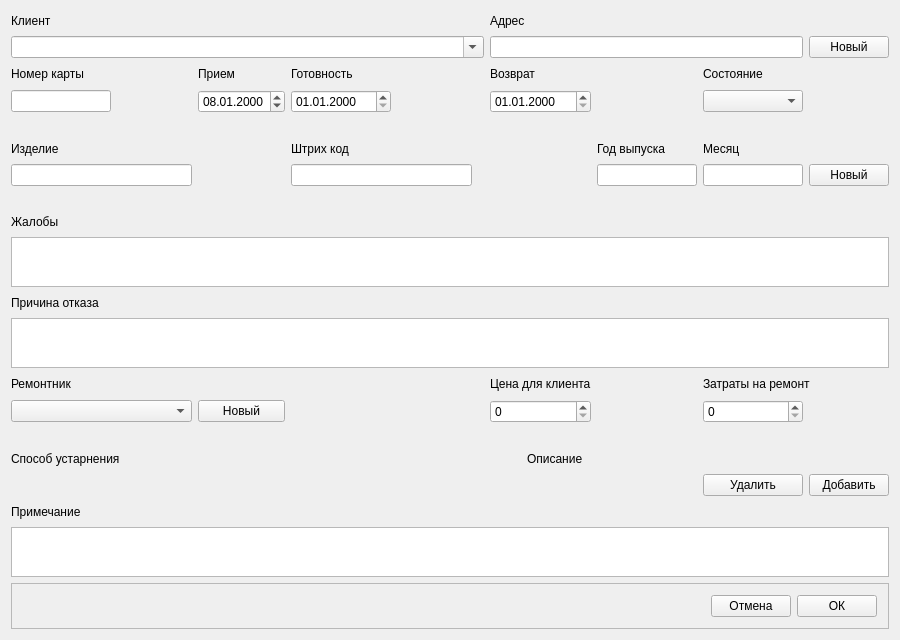
Flamio/RepairCards, file addform.ui: the form before one commit.
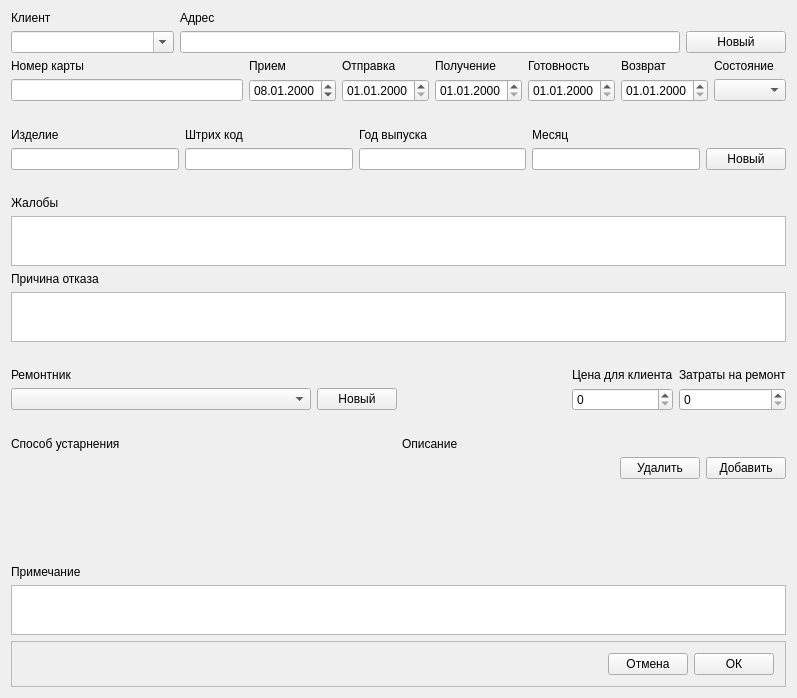
The form after the commit.

Commit message: исправил форму добавления

The edit to the form file:
```diff
--- a/addform.ui
+++ b/addform.ui
@@ -6,243 +6,95 @@
    <rect>
     <x>0</x>
     <y>0</y>
-    <width>900</width>
-    <height>640</height>
+    <width>797</width>
+    <height>698</height>
    </rect>
   </property>
   <property name="windowTitle">
    <string>Ремонтная карта (добавление)</string>
   </property>
   <widget class="QWidget" name="centralWidget">
-   <layout class="QVBoxLayout" name="verticalLayout_2">
+   <layout class="QHBoxLayout" name="horizontalLayout">
     <item>
-     <layout class="QVBoxLayout" name="verticalLayout">
+     <layout class="QVBoxLayout" name="verticalLayout_2">
       <item>
-       <layout class="QGridLayout" name="gridLayout">
-        <item row="12" column="7" colspan="2">
-         <widget class="QLabel" name="label_17">
-          <property name="text">
-           <string>Затраты на ремонт</string>
-          </property>
-         </widget>
-        </item>
-        <item row="1" column="5" colspan="3">
-         <widget class="QLineEdit" name="clientAddress">
-          <property name="maximumSize">
-           <size>
-            <width>500</width>
-            <height>16777215</height>
-           </size>
-          </property>
-         </widget>
-        </item>
-        <item row="12" column="0">
-         <widget class="QLabel" name="label_15">
-          <property name="text">
-           <string>Ремонтник</string>
-          </property>
-         </widget>
-        </item>
-        <item row="1" column="8">
-         <widget class="QPushButton" name="pushButton">
-          <property name="maximumSize">
-           <size>
-            <width>100</width>
-            <height>16777215</height>
-           </size>
-          </property>
-          <property name="text">
-           <string>Новый</string>
-          </property>
-         </widget>
-        </item>
-        <item row="13" column="0">
-         <widget class="QComboBox" name="repairer"/>
-        </item>
-        <item row="5" column="0">
-         <widget class="QLabel" name="label_8">
-          <property name="text">
-           <string>Изделие</string>
-          </property>
-         </widget>
-        </item>
-        <item row="2" column="0">
-         <widget class="QLabel" name="label_3">
-          <property name="text">
-           <string>Номер карты</string>
-          </property>
-         </widget>
-        </item>
-        <item row="1" column="0" colspan="5">
+       <layout class="QGridLayout" name="gridLayout_2">
+        <item row="1" column="0">
          <widget class="QComboBox" name="client">
           <property name="editable">
            <bool>true</bool>
           </property>
          </widget>
         </item>
-        <item row="19" column="0">
-         <widget class="QLabel" name="label_20">
+        <item row="0" column="0">
+         <widget class="QLabel" name="label">
           <property name="text">
-           <string>Примечание</string>
+           <string>Клиент</string>
           </property>
          </widget>
         </item>
-        <item row="6" column="0">
-         <widget class="QLineEdit" name="product">
+        <item row="1" column="1">
+         <widget class="QLineEdit" name="clientAddress">
+          <property name="maximumSize">
+           <size>
+            <width>500</width>
+            <height>16777215</height>
+           </size>
+          </property>
           <property name="readOnly">
            <bool>true</bool>
           </property>
          </widget>
         </item>
-        <item row="0" column="5" colspan="3">
+        <item row="0" column="1">
          <widget class="QLabel" name="label_2">
           <property name="text">
            <string>Адрес</string>
           </property>
          </widget>
         </item>
-        <item row="14" column="0">
-         <spacer name="horizontalSpacer_3">
-          <property name="orientation">
-           <enum>Qt::Horizontal</enum>
+        <item row="1" column="2">
+         <widget class="QPushButton" name="pushButton">
+          <property name="maximumSize">
+           <size>
+            <width>100</width>
+            <height>16777215</height>
+           </size>
           </property>
-          <property name="sizeHint" stdset="0">
+          <property name="text">
+           <string>Новый</string>
+          </property>
+         </widget>
+        </item>
+       </layout>
+      </item>
+      <item>
+       <layout class="QGridLayout" name="gridLayout_4">
+        <item row="0" column="6">
+         <widget class="QLabel" name="label_7">
+          <property name="text">
+           <string>Состояние</string>
+          </property>
+         </widget>
+        </item>
+        <item row="1" column="4">
+         <widget class="QDateEdit" name="readyDate">
+          <property name="maximumSize">
            <size>
-            <width>40</width>
-            <height>20</height>
+            <width>16777215</width>
+            <height>16777215</height>
            </size>
           </property>
-         </spacer>
+          <property name="displayFormat">
+           <string>dd.MM.yyyy</string>
+          </property>
+         </widget>
         </item>
-        <item row="3" column="0">
+        <item row="1" column="0">
          <widget class="QLineEdit" name="cardNumber">
           <property name="maximumSize">
            <size>
-            <width>100</width>
-            <height>16777215</height>
-           </size>
-          </property>
-          <property name="readOnly">
-           <bool>true</bool>
-          </property>
-         </widget>
-        </item>
-        <item row="7" column="0">
-         <spacer name="horizontalSpacer_2">
-          <property name="orientation">
-           <enum>Qt::Horizontal</enum>
-          </property>
-          <property name="sizeHint" stdset="0">
-           <size>
-            <width>40</width>
-            <height>20</height>
-           </size>
-          </property>
-         </spacer>
-        </item>
-        <item row="10" column="0">
-         <widget class="QLabel" name="label_14">
-          <property name="text">
-           <string>Причина отказа</string>
-          </property>
-         </widget>
-        </item>
-        <item row="9" column="0" colspan="9">
-         <widget class="QTextEdit" name="complains">
-          <property name="maximumSize">
-           <size>
             <width>16777215</width>
-            <height>50</height>
-           </size>
-          </property>
-         </widget>
-        </item>
-        <item row="8" column="0">
-         <widget class="QLabel" name="label_13">
-          <property name="text">
-           <string>Жалобы</string>
-          </property>
-         </widget>
-        </item>
-        <item row="0" column="0" colspan="5">
-         <widget class="QLabel" name="label">
-          <property name="text">
-           <string>Клиент</string>
-          </property>
-         </widget>
-        </item>
-        <item row="11" column="0" colspan="9">
-         <widget class="QTextEdit" name="reason">
-          <property name="maximumSize">
-           <size>
-            <width>16777215</width>
-            <height>50</height>
-           </size>
-          </property>
-         </widget>
-        </item>
-        <item row="21" column="0" colspan="9">
-         <widget class="QTextEdit" name="note">
-          <property name="maximumSize">
-           <size>
-            <width>16777215</width>
-            <height>50</height>
-           </size>
-          </property>
-         </widget>
-        </item>
-        <item row="4" column="0" colspan="9">
-         <spacer name="horizontalSpacer">
-          <property name="orientation">
-           <enum>Qt::Horizontal</enum>
-          </property>
-          <property name="sizeHint" stdset="0">
-           <size>
-            <width>40</width>
-            <height>20</height>
-           </size>
-          </property>
-         </spacer>
-        </item>
-        <item row="18" column="8">
-         <widget class="QPushButton" name="pushButton_4">
-          <property name="text">
-           <string>Добавить</string>
-          </property>
-         </widget>
-        </item>
-        <item row="18" column="0">
-         <spacer name="horizontalSpacer_5">
-          <property name="orientation">
-           <enum>Qt::Horizontal</enum>
-          </property>
-          <property name="sizeHint" stdset="0">
-           <size>
-            <width>40</width>
-            <height>20</height>
-           </size>
-          </property>
-         </spacer>
-        </item>
-        <item row="18" column="7">
-         <widget class="QPushButton" name="pushButton_5">
-          <property name="text">
-           <string>Удалить</string>
-          </property>
-         </widget>
-        </item>
-        <item row="6" column="8">
-         <widget class="QPushButton" name="pushButton_2">
-          <property name="text">
-           <string>Новый</string>
-          </property>
-         </widget>
-        </item>
-        <item row="6" column="7">
-         <widget class="QLineEdit" name="createMonth">
-          <property name="maximumSize">
-           <size>
-            <width>100</width>
             <height>16777215</height>
            </size>
           </property>
@@ -251,81 +103,18 @@
           </property>
          </widget>
         </item>
-        <item row="5" column="7">
-         <widget class="QLabel" name="label_12">
-          <property name="text">
-           <string>Месяц</string>
+        <item row="1" column="5">
+         <widget class="QDateEdit" name="returnDate">
+          <property name="displayFormat">
+           <string>dd.MM.yyyy</string>
           </property>
          </widget>
         </item>
-        <item row="5" column="6">
-         <widget class="QLabel" name="label_11">
-          <property name="text">
-           <string>Год выпуска</string>
-          </property>
-         </widget>
-        </item>
-        <item row="16" column="0" colspan="9">
-         <layout class="QVBoxLayout" name="verticalLayout_3">
-          <item>
-           <layout class="QHBoxLayout" name="horizontalLayout">
-            <item>
-             <widget class="QLabel" name="label_18">
-              <property name="minimumSize">
-               <size>
-                <width>510</width>
-                <height>0</height>
-               </size>
-              </property>
-              <property name="maximumSize">
-               <size>
-                <width>510</width>
-                <height>16777215</height>
-               </size>
-              </property>
-              <property name="text">
-               <string>Способ устарнения</string>
-              </property>
-             </widget>
-            </item>
-            <item>
-             <widget class="QLabel" name="label_19">
-              <property name="maximumSize">
-               <size>
-                <width>16777215</width>
-                <height>16777215</height>
-               </size>
-              </property>
-              <property name="text">
-               <string>Описание</string>
-              </property>
-             </widget>
-            </item>
-           </layout>
-          </item>
-          <item>
-           <layout class="QHBoxLayout" name="horizontalLayout_4"/>
-          </item>
-         </layout>
-        </item>
-        <item row="6" column="6">
-         <widget class="QLineEdit" name="createYear">
-          <property name="maximumSize">
-           <size>
-            <width>100</width>
-            <height>16777215</height>
-           </size>
-          </property>
-          <property name="readOnly">
-           <bool>true</bool>
-          </property>
-         </widget>
-        </item>
-        <item row="3" column="1">
+        <item row="1" column="1">
          <widget class="QDateEdit" name="receiveDate">
           <property name="maximumSize">
            <size>
-            <width>100</width>
+            <width>16777215</width>
             <height>16777215</height>
            </size>
           </property>
@@ -347,44 +136,96 @@
           </property>
          </widget>
         </item>
-        <item row="3" column="2">
-         <widget class="QDateEdit" name="readyDate">
-          <property name="maximumSize">
-           <size>
-            <width>100</width>
-            <height>16777215</height>
-           </size>
-          </property>
-          <property name="displayFormat">
-           <string>dd.MM.yyyy</string>
-          </property>
-         </widget>
+        <item row="1" column="6">
+         <widget class="QComboBox" name="state"/>
         </item>
-        <item row="2" column="1">
-         <widget class="QLabel" name="label_4">
-          <property name="text">
-           <string>Прием</string>
-          </property>
-         </widget>
-        </item>
-        <item row="2" column="2">
+        <item row="0" column="4">
          <widget class="QLabel" name="label_5">
           <property name="text">
            <string>Готовность</string>
           </property>
          </widget>
         </item>
-        <item row="3" column="7">
-         <widget class="QComboBox" name="state"/>
+        <item row="0" column="5">
+         <widget class="QLabel" name="label_6">
+          <property name="text">
+           <string>Возврат</string>
+          </property>
+         </widget>
         </item>
-        <item row="2" column="7">
-         <widget class="QLabel" name="label_7">
+        <item row="0" column="1">
+         <widget class="QLabel" name="label_4">
           <property name="text">
-           <string>Состояние</string>
+           <string>Прием</string>
           </property>
          </widget>
         </item>
-        <item row="6" column="2">
+        <item row="0" column="2">
+         <widget class="QLabel" name="label_10">
+          <property name="text">
+           <string>Отправка</string>
+          </property>
+         </widget>
+        </item>
+        <item row="0" column="0">
+         <widget class="QLabel" name="label_3">
+          <property name="text">
+           <string>Номер карты</string>
+          </property>
+         </widget>
+        </item>
+        <item row="0" column="3">
+         <widget class="QLabel" name="label_21">
+          <property name="text">
+           <string>Получение</string>
+          </property>
+         </widget>
+        </item>
+        <item row="1" column="2">
+         <widget class="QDateEdit" name="dateEdit">
+          <property name="displayFormat">
+           <string>dd.MM.yyyy</string>
+          </property>
+         </widget>
+        </item>
+        <item row="1" column="3">
+         <widget class="QDateEdit" name="dateEdit_2">
+          <property name="displayFormat">
+           <string>dd.MM.yyyy</string>
+          </property>
+         </widget>
+        </item>
+       </layout>
+      </item>
+      <item>
+       <spacer name="horizontalSpacer">
+        <property name="orientation">
+         <enum>Qt::Horizontal</enum>
+        </property>
+        <property name="sizeHint" stdset="0">
+         <size>
+          <width>40</width>
+          <height>20</height>
+         </size>
+        </property>
+       </spacer>
+      </item>
+      <item>
+       <layout class="QGridLayout" name="gridLayout_5">
+        <item row="1" column="2">
+         <widget class="QLineEdit" name="createYear">
+          <property name="maximumSize">
+           <size>
+            <width>16777215</width>
+            <height>16777215</height>
+           </size>
+          </property>
+          <property name="readOnly">
+           <bool>true</bool>
+          </property>
+         </widget>
+        </item>
+        <item row="1" column="1">
          <widget class="QLineEdit" name="barCode">
           <property name="inputMask">
            <string notr="true"/>
@@ -394,21 +235,143 @@
           </property>
          </widget>
         </item>
-        <item row="5" column="2">
+        <item row="0" column="1">
          <widget class="QLabel" name="label_9">
           <property name="text">
            <string>Штрих код</string>
           </property>
          </widget>
         </item>
-        <item row="12" column="5">
-         <widget class="QLabel" name="label_16">
+        <item row="1" column="3">
+         <widget class="QLineEdit" name="createMonth">
+          <property name="maximumSize">
+           <size>
+            <width>16777215</width>
+            <height>16777215</height>
+           </size>
+          </property>
+          <property name="readOnly">
+           <bool>true</bool>
+          </property>
+         </widget>
+        </item>
+        <item row="0" column="2">
+         <widget class="QLabel" name="label_11">
           <property name="text">
-           <string>Цена для клиента</string>
+           <string>Год выпуска</string>
           </property>
          </widget>
         </item>
-        <item row="13" column="1">
+        <item row="1" column="0">
+         <widget class="QLineEdit" name="product">
+          <property name="readOnly">
+           <bool>true</bool>
+          </property>
+         </widget>
+        </item>
+        <item row="0" column="3">
+         <widget class="QLabel" name="label_12">
+          <property name="text">
+           <string>Месяц</string>
+          </property>
+         </widget>
+        </item>
+        <item row="0" column="0">
+         <widget class="QLabel" name="label_8">
+          <property name="text">
+           <string>Изделие</string>
+          </property>
+         </widget>
+        </item>
+        <item row="1" column="4">
+         <widget class="QPushButton" name="pushButton_2">
+          <property name="text">
+           <string>Новый</string>
+          </property>
+         </widget>
+        </item>
+       </layout>
+      </item>
+      <item>
+       <spacer name="horizontalSpacer_2">
+        <property name="orientation">
+         <enum>Qt::Horizontal</enum>
+        </property>
+        <property name="sizeHint" stdset="0">
+         <size>
+          <width>40</width>
+          <height>20</height>
+         </size>
+        </property>
+       </spacer>
+      </item>
+      <item>
+       <widget class="QLabel" name="label_13">
+        <property name="text">
+         <string>Жалобы</string>
+        </property>
+       </widget>
+      </item>
+      <item>
+       <widget class="QTextEdit" name="complains">
+        <property name="maximumSize">
+         <size>
+          <width>16777215</width>
+          <height>50</height>
+         </size>
+        </property>
+       </widget>
+      </item>
+      <item>
+       <widget class="QLabel" name="label_14">
+        <property name="text">
+         <string>Причина отказа</string>
+        </property>
+       </widget>
+      </item>
+      <item>
+       <widget class="QTextEdit" name="reason">
+        <property name="maximumSize">
+         <size>
+          <width>16777215</width>
+          <height>50</height>
+         </size>
+        </property>
+       </widget>
+      </item>
+      <item>
+       <spacer name="horizontalSpacer_4">
+        <property name="orientation">
+         <enum>Qt::Horizontal</enum>
+        </property>
+        <property name="sizeHint" stdset="0">
+         <size>
+          <width>40</width>
+          <height>20</height>
+         </size>
+        </property>
+       </spacer>
+      </item>
+      <item>
+       <layout class="QGridLayout" name="gridLayout_6">
+        <item row="0" column="4">
+         <widget class="QLabel" name="label_17">
+          <property name="text">
+           <string>Затраты на ремонт</string>
+          </property>
+         </widget>
+        </item>
+        <item row="2" column="4">
+         <widget class="QSpinBox" name="repairCost">
+          <property name="maximum">
+           <number>1000000000</number>
+          </property>
+          <property name="displayIntegerBase">
+           <number>10</number>
+          </property>
+         </widget>
+        </item>
+        <item row="2" column="1">
          <widget class="QPushButton" name="pushButton_3">
           <property name="maximumSize">
            <size>
@@ -421,21 +384,17 @@
           </property>
          </widget>
         </item>
-        <item row="3" column="5">
-         <widget class="QDateEdit" name="returnDate">
-          <property name="displayFormat">
-           <string>dd.MM.yyyy</string>
+        <item row="2" column="0">
+         <widget class="QComboBox" name="repairer">
+          <property name="minimumSize">
+           <size>
+            <width>300</width>
+            <height>0</height>
+           </size>
           </property>
          </widget>
         </item>
-        <item row="2" column="5">
-         <widget class="QLabel" name="label_6">
-          <property name="text">
-           <string>Возврат</string>
-          </property>
-         </widget>
-        </item>
-        <item row="13" column="5">
+        <item row="2" column="3">
          <widget class="QSpinBox" name="clientCost">
           <property name="maximum">
            <number>1000000000</number>
@@ -445,62 +404,195 @@
           </property>
          </widget>
         </item>
-        <item row="13" column="7">
-         <widget class="QSpinBox" name="repairCost">
-          <property name="maximum">
-           <number>1000000000</number>
+        <item row="0" column="0">
+         <widget class="QLabel" name="label_15">
+          <property name="text">
+           <string>Ремонтник</string>
           </property>
-          <property name="displayIntegerBase">
-           <number>10</number>
+         </widget>
+        </item>
+        <item row="0" column="3">
+         <widget class="QLabel" name="label_16">
+          <property name="text">
+           <string>Цена для клиента</string>
           </property>
          </widget>
         </item>
+        <item row="2" column="2">
+         <spacer name="horizontalSpacer_6">
+          <property name="orientation">
+           <enum>Qt::Horizontal</enum>
+          </property>
+          <property name="sizeHint" stdset="0">
+           <size>
+            <width>20</width>
+            <height>20</height>
+           </size>
+          </property>
+         </spacer>
+        </item>
        </layout>
       </item>
-     </layout>
-    </item>
-    <item>
-     <widget class="QFrame" name="frame">
-      <property name="frameShape">
-       <enum>QFrame::StyledPanel</enum>
-      </property>
-      <property name="frameShadow">
-       <enum>QFrame::Raised</enum>
-      </property>
-      <layout class="QHBoxLayout" name="horizontalLayout_3">
-       <item>
-        <layout class="QHBoxLayout" name="horizontalLayout_2">
+      <item>
+       <spacer name="horizontalSpacer_8">
+        <property name="orientation">
+         <enum>Qt::Horizontal</enum>
+        </property>
+        <property name="sizeHint" stdset="0">
+         <size>
+          <width>40</width>
+          <height>20</height>
+         </size>
+        </property>
+       </spacer>
+      </item>
+      <item>
+       <layout class="QGridLayout" name="gridLayout_7">
+        <item row="0" column="0">
+         <widget class="QLabel" name="label_18">
+          <property name="minimumSize">
+           <size>
+            <width>0</width>
+            <height>0</height>
+           </size>
+          </property>
+          <property name="maximumSize">
+           <size>
+            <width>16777215</width>
+            <height>16777215</height>
+           </size>
+          </property>
+          <property name="text">
+           <string>Способ устарнения</string>
+          </property>
+         </widget>
+        </item>
+        <item row="0" column="1">
+         <widget class="QLabel" name="label_19">
+          <property name="maximumSize">
+           <size>
+            <width>16777215</width>
+            <height>16777215</height>
+           </size>
+          </property>
+          <property name="text">
+           <string>Описание</string>
+          </property>
+         </widget>
+        </item>
+        <item row="1" column="0">
+         <layout class="QVBoxLayout" name="verticalLayout_8"/>
+        </item>
+        <item row="1" column="1">
+         <layout class="QVBoxLayout" name="verticalLayout_9"/>
+        </item>
+       </layout>
+      </item>
+      <item>
+       <layout class="QHBoxLayout" name="horizontalLayout_5">
+        <item>
+         <spacer name="horizontalSpacer_9">
+          <property name="orientation">
+           <enum>Qt::Horizontal</enum>
+          </property>
+          <property name="sizeHint" stdset="0">
+           <size>
+            <width>40</width>
+            <height>20</height>
+           </size>
+          </property>
+         </spacer>
+        </item>
+        <item>
+         <widget class="QPushButton" name="pushButton_5">
+          <property name="text">
+           <string>Удалить</string>
+          </property>
+         </widget>
+        </item>
+        <item>
+         <widget class="QPushButton" name="pushButton_4">
+          <property name="text">
+           <string>Добавить</string>
+          </property>
+         </widget>
+        </item>
+       </layout>
+      </item>
+      <item>
+       <spacer name="verticalSpacer">
+        <property name="orientation">
+         <enum>Qt::Vertical</enum>
+        </property>
+        <property name="sizeHint" stdset="0">
+         <size>
+          <width>20</width>
+          <height>40</height>
+         </size>
+        </property>
+       </spacer>
+      </item>
+      <item>
+       <widget class="QLabel" name="label_20">
+        <property name="text">
+         <string>Примечание</string>
+        </property>
+       </widget>
+      </item>
+      <item>
+       <widget class="QTextEdit" name="note">
+        <property name="maximumSize">
+         <size>
+          <width>16777215</width>
+          <height>50</height>
+         </size>
+        </property>
+       </widget>
+      </item>
+      <item>
+       <widget class="QFrame" name="frame">
+        <property name="frameShape">
+         <enum>QFrame::StyledPanel</enum>
+        </property>
+        <property name="frameShadow">
+         <enum>QFrame::Raised</enum>
+        </property>
+        <layout class="QHBoxLayout" name="horizontalLayout_3">
          <item>
-          <spacer name="horizontalSpacer_7">
-           <property name="orientation">
-            <enum>Qt::Horizontal</enum>
-           </property>
-           <property name="sizeHint" stdset="0">
-            <size>
-             <width>40</width>
-             <height>20</height>
-            </size>
-           </property>
-          </spacer>
-         </item>
-         <item>
-          <widget class="QPushButton" name="pushButton_12">
-           <property name="text">
-            <string>Отмена</string>
-           </property>
-          </widget>
-         </item>
-         <item>
-          <widget class="QPushButton" name="pushButton_11">
-           <property name="text">
-            <string>ОК</string>
-           </property>
-          </widget>
+          <layout class="QHBoxLayout" name="horizontalLayout_2">
+           <item>
+            <spacer name="horizontalSpacer_7">
+             <property name="orientation">
+              <enum>Qt::Horizontal</enum>
+             </property>
+             <property name="sizeHint" stdset="0">
+              <size>
+               <width>40</width>
+               <height>20</height>
+              </size>
+             </property>
+            </spacer>
+           </item>
+           <item>
+            <widget class="QPushButton" name="pushButton_12">
+             <property name="text">
+              <string>Отмена</string>
+             </property>
+            </widget>
+           </item>
+           <item>
+            <widget class="QPushButton" name="pushButton_11">
+             <property name="text">
+              <string>ОК</string>
+             </property>
+            </widget>
+           </item>
+          </layout>
          </item>
         </layout>
-       </item>
-      </layout>
-     </widget>
+       </widget>
+      </item>
+     </layout>
     </item>
    </layout>
   </widget>
```
The commit also changes 4 other files.
